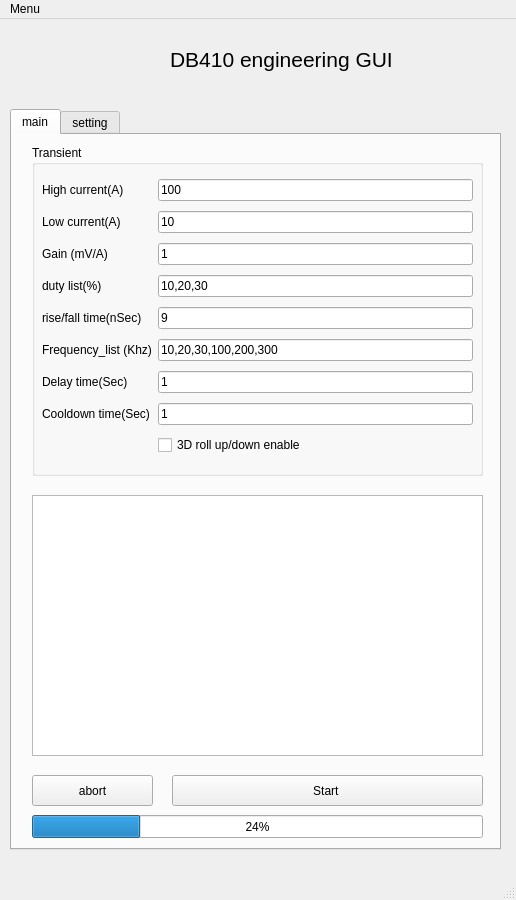
Before: the Qt Designer form PySide2_DB410_ui.ui in a9202507/ifx_gui_for_core_power_validation, drawn with Qt 5.
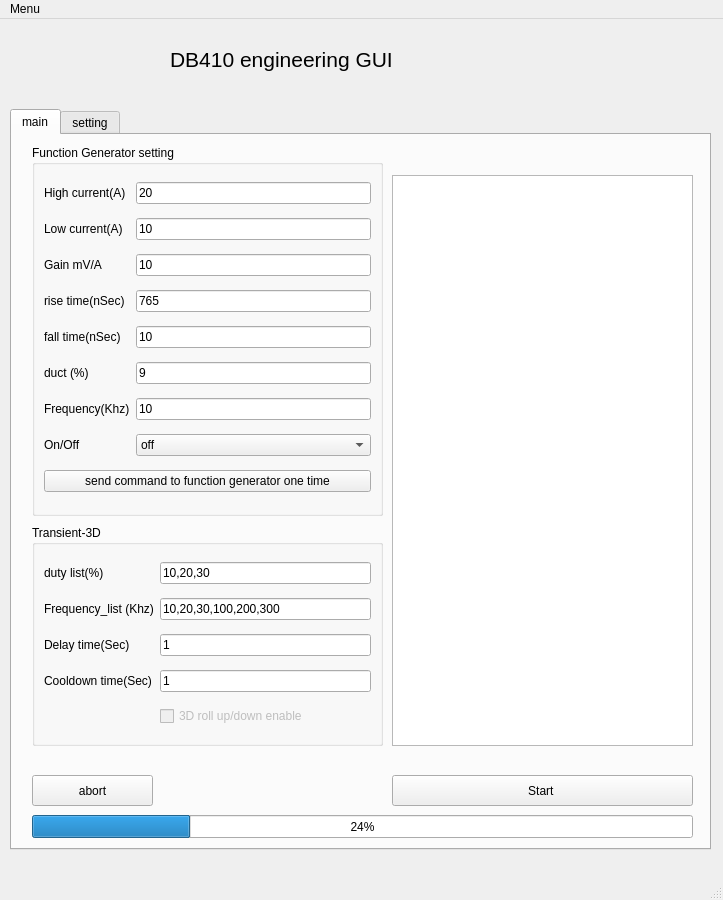
After: the same form once the commit is applied. Icons and pictures are not drawn.

Commit message: RC2 template

Diff of the .ui file:
```diff
--- a/PySide2_DB410_ui.ui
+++ b/PySide2_DB410_ui.ui
@@ -6,7 +6,7 @@
    <rect>
     <x>0</x>
     <y>0</y>
-    <width>516</width>
+    <width>723</width>
     <height>900</height>
    </rect>
   </property>
@@ -61,7 +61,7 @@
      <rect>
       <x>10</x>
       <y>90</y>
-      <width>491</width>
+      <width>701</width>
       <height>741</height>
      </rect>
     </property>
@@ -76,155 +76,82 @@
       <property name="geometry">
        <rect>
         <x>20</x>
-        <y>10</y>
-        <width>451</width>
-        <height>331</height>
+        <y>390</y>
+        <width>351</width>
+        <height>221</height>
        </rect>
       </property>
       <property name="title">
-       <string>Transient</string>
+       <string>Transient-3D</string>
       </property>
-      <widget class="QWidget" name="layoutWidget_4">
-       <property name="geometry">
-        <rect>
-         <x>10</x>
-         <y>30</y>
-         <width>431</width>
-         <height>293</height>
-        </rect>
-       </property>
-       <layout class="QGridLayout" name="gridLayout_7">
-        <item row="4" column="1">
-         <widget class="QLineEdit" name="lineEdit_14">
-          <property name="text">
-           <string>9</string>
-          </property>
-         </widget>
-        </item>
-        <item row="1" column="1">
-         <widget class="QLineEdit" name="lineEdit_3">
-          <property name="text">
-           <string>10</string>
-          </property>
-         </widget>
-        </item>
-        <item row="2" column="0">
-         <widget class="QLabel" name="label_12">
-          <property name="text">
-           <string>Gain (mV/A)</string>
-          </property>
-         </widget>
-        </item>
-        <item row="0" column="0">
-         <widget class="QLabel" name="label_20">
-          <property name="text">
-           <string>High current(A)</string>
-          </property>
-         </widget>
-        </item>
-        <item row="9" column="1">
-         <widget class="QCheckBox" name="checkBox_3">
-          <property name="text">
-           <string>3D roll up/down enable</string>
-          </property>
-         </widget>
-        </item>
-        <item row="2" column="1">
-         <widget class="QLineEdit" name="lineEdit_12">
-          <property name="text">
-           <string>1</string>
-          </property>
-         </widget>
-        </item>
-        <item row="3" column="0">
-         <widget class="QLabel" name="label_13">
-          <property name="text">
-           <string>duty list(%)</string>
-          </property>
-         </widget>
-        </item>
-        <item row="5" column="1">
-         <widget class="QLineEdit" name="lineEdit_15">
-          <property name="text">
-           <string>10,20,30,100,200,300</string>
-          </property>
-         </widget>
-        </item>
-        <item row="3" column="1">
-         <widget class="QLineEdit" name="lineEdit_13">
-          <property name="text">
-           <string>10,20,30</string>
-          </property>
-         </widget>
-        </item>
-        <item row="4" column="0">
-         <widget class="QLabel" name="label_14">
-          <property name="text">
-           <string>rise/fall time(nSec)</string>
-          </property>
-         </widget>
-        </item>
-        <item row="6" column="0">
-         <widget class="QLabel" name="label_16">
-          <property name="text">
-           <string>Delay time(Sec)</string>
-          </property>
-         </widget>
-        </item>
-        <item row="0" column="1">
-         <widget class="QLineEdit" name="lineEdit_18">
-          <property name="text">
-           <string>100</string>
-          </property>
-         </widget>
-        </item>
-        <item row="6" column="1">
-         <widget class="QLineEdit" name="lineEdit_21">
-          <property name="text">
-           <string>1</string>
-          </property>
-         </widget>
-        </item>
-        <item row="5" column="0">
-         <widget class="QLabel" name="label_15">
-          <property name="text">
-           <string>Frequency_list (Khz)</string>
-          </property>
-         </widget>
-        </item>
-        <item row="1" column="0">
-         <widget class="QLabel" name="label_3">
-          <property name="text">
-           <string>Low current(A)</string>
-          </property>
-         </widget>
-        </item>
-        <item row="7" column="0">
-         <widget class="QLabel" name="label_17">
-          <property name="text">
-           <string>Cooldown time(Sec)</string>
-          </property>
-         </widget>
-        </item>
-        <item row="7" column="1">
-         <widget class="QLineEdit" name="lineEdit_22">
-          <property name="text">
-           <string>1</string>
-          </property>
-         </widget>
-        </item>
-       </layout>
-      </widget>
-     </widget>
-     <widget class="QTextEdit" name="textEdit">
-      <property name="geometry">
-       <rect>
-        <x>20</x>
-        <y>360</y>
-        <width>451</width>
-        <height>261</height>
-       </rect>
-      </property>
+      <layout class="QGridLayout" name="gridLayout_3">
+       <item row="0" column="0">
+        <widget class="QLabel" name="label_13">
+         <property name="text">
+          <string>duty list(%)</string>
+         </property>
+        </widget>
+       </item>
+       <item row="0" column="1">
+        <widget class="QLineEdit" name="lineEdit_13">
+         <property name="text">
+          <string>10,20,30</string>
+         </property>
+        </widget>
+       </item>
+       <item row="1" column="0">
+        <widget class="QLabel" name="label_15">
+         <property name="text">
+          <string>Frequency_list (Khz)</string>
+         </property>
+        </widget>
+       </item>
+       <item row="1" column="1">
+        <widget class="QLineEdit" name="lineEdit_15">
+         <property name="text">
+          <string>10,20,30,100,200,300</string>
+         </property>
+        </widget>
+       </item>
+       <item row="2" column="0">
+        <widget class="QLabel" name="label_16">
+         <property name="text">
+          <string>Delay time(Sec)</string>
+         </property>
+        </widget>
+       </item>
+       <item row="2" column="1">
+        <widget class="QLineEdit" name="lineEdit_21">
+         <property name="text">
+          <string>1</string>
+         </property>
+        </widget>
+       </item>
+       <item row="3" column="0">
+        <widget class="QLabel" name="label_17">
+         <property name="text">
+          <string>Cooldown time(Sec)</string>
+         </property>
+        </widget>
+       </item>
+       <item row="3" column="1">
+        <widget class="QLineEdit" name="lineEdit_22">
+         <property name="text">
+          <string>1</string>
+         </property>
+        </widget>
+       </item>
+       <item row="4" column="1">
+        <widget class="QCheckBox" name="checkBox_3">
+         <property name="enabled">
+          <bool>false</bool>
+         </property>
+         <property name="text">
+          <string>3D roll up/down enable</string>
+         </property>
+        </widget>
+       </item>
+      </layout>
      </widget>
      <widget class="QPushButton" name="pushButton_4">
       <property name="enabled">
@@ -247,7 +174,7 @@
        <rect>
         <x>20</x>
         <y>680</y>
-        <width>451</width>
+        <width>661</width>
         <height>23</height>
        </rect>
       </property>
@@ -261,9 +188,9 @@
       </property>
       <property name="geometry">
        <rect>
-        <x>160</x>
+        <x>380</x>
         <y>640</y>
-        <width>311</width>
+        <width>301</width>
         <height>31</height>
        </rect>
       </property>
@@ -271,6 +198,160 @@
        <string>Start </string>
       </property>
      </widget>
+     <widget class="QGroupBox" name="groupBox">
+      <property name="geometry">
+       <rect>
+        <x>20</x>
+        <y>10</y>
+        <width>351</width>
+        <height>371</height>
+       </rect>
+      </property>
+      <property name="title">
+       <string>Function Generator setting</string>
+      </property>
+      <layout class="QGridLayout" name="gridLayout_4">
+       <item row="0" column="0">
+        <widget class="QLabel" name="label_18">
+         <property name="text">
+          <string>High current(A)</string>
+         </property>
+        </widget>
+       </item>
+       <item row="0" column="1">
+        <widget class="QLineEdit" name="lineEdit_16">
+         <property name="text">
+          <string>20</string>
+         </property>
+        </widget>
+       </item>
+       <item row="1" column="0">
+        <widget class="QLabel" name="label">
+         <property name="text">
+          <string>Low current(A)</string>
+         </property>
+        </widget>
+       </item>
+       <item row="1" column="1">
+        <widget class="QLineEdit" name="lineEdit">
+         <property name="text">
+          <string>10</string>
+         </property>
+        </widget>
+       </item>
+       <item row="2" column="0">
+        <widget class="QLabel" name="label_11">
+         <property name="text">
+          <string>Gain mV/A</string>
+         </property>
+        </widget>
+       </item>
+       <item row="2" column="1">
+        <widget class="QLineEdit" name="lineEdit_17">
+         <property name="text">
+          <string>10</string>
+         </property>
+        </widget>
+       </item>
+       <item row="3" column="0">
+        <widget class="QLabel" name="label_6">
+         <property name="text">
+          <string>rise time(nSec)</string>
+         </property>
+        </widget>
+       </item>
+       <item row="3" column="1">
+        <widget class="QLineEdit" name="lineEdit_6">
+         <property name="text">
+          <string>765</string>
+         </property>
+        </widget>
+       </item>
+       <item row="4" column="0">
+        <widget class="QLabel" name="label_4">
+         <property name="text">
+          <string>fall time(nSec)</string>
+         </property>
+        </widget>
+       </item>
+       <item row="4" column="1">
+        <widget class="QLineEdit" name="lineEdit_4">
+         <property name="text">
+          <string>10</string>
+         </property>
+        </widget>
+       </item>
+       <item row="5" column="0">
+        <widget class="QLabel" name="label_5">
+         <property name="text">
+          <string>duct (%)</string>
+         </property>
+        </widget>
+       </item>
+       <item row="5" column="1">
+        <widget class="QLineEdit" name="lineEdit_5">
+         <property name="text">
+          <string>9</string>
+         </property>
+        </widget>
+       </item>
+       <item row="6" column="0">
+        <widget class="QLabel" name="label_7">
+         <property name="text">
+          <string>Frequency(Khz)</string>
+         </property>
+        </widget>
+       </item>
+       <item row="6" column="1">
+        <widget class="QLineEdit" name="lineEdit_8">
+         <property name="text">
+          <string>10</string>
+         </property>
+        </widget>
+       </item>
+       <item row="7" column="0">
+        <widget class="QLabel" name="label_9">
+         <property name="text">
+          <string>On/Off</string>
+         </property>
+        </widget>
+       </item>
+       <item row="7" column="1">
+        <widget class="QComboBox" name="comboBox_3">
+         <item>
+          <property name="text">
+           <string>off</string>
+          </property>
+         </item>
+         <item>
+          <property name="text">
+           <string>on</string>
+          </property>
+         </item>
+        </widget>
+       </item>
+       <item row="8" column="0" colspan="2">
+        <widget class="QPushButton" name="pushButton_2">
+         <property name="enabled">
+          <bool>true</bool>
+         </property>
+         <property name="text">
+          <string>send command to function generator one time</string>
+         </property>
+        </widget>
+       </item>
+      </layout>
+     </widget>
+     <widget class="QTextEdit" name="textEdit">
+      <property name="geometry">
+       <rect>
+        <x>380</x>
+        <y>40</y>
+        <width>301</width>
+        <height>571</height>
+       </rect>
+      </property>
+     </widget>
     </widget>
     <widget class="QWidget" name="tab_2">
      <attribute name="title">
@@ -321,160 +402,6 @@
        </item>
       </layout>
      </widget>
-     <widget class="QGroupBox" name="groupBox">
-      <property name="geometry">
-       <rect>
-        <x>10</x>
-        <y>160</y>
-        <width>461</width>
-        <height>321</height>
-       </rect>
-      </property>
-      <property name="title">
-       <string>Function Generator</string>
-      </property>
-      <widget class="QWidget" name="layoutWidget_2">
-       <property name="geometry">
-        <rect>
-         <x>10</x>
-         <y>30</y>
-         <width>441</width>
-         <height>281</height>
-        </rect>
-       </property>
-       <layout class="QGridLayout" name="gridLayout_5">
-        <item row="6" column="0">
-         <widget class="QLabel" name="label_7">
-          <property name="text">
-           <string>Frequency(Khz)</string>
-          </property>
-         </widget>
-        </item>
-        <item row="5" column="1">
-         <widget class="QLineEdit" name="lineEdit_5">
-          <property name="text">
-           <string>9</string>
-          </property>
-         </widget>
-        </item>
-        <item row="3" column="1">
-         <widget class="QLineEdit" name="lineEdit_6">
-          <property name="text">
-           <string>765</string>
-          </property>
-         </widget>
-        </item>
-        <item row="3" column="0">
-         <widget class="QLabel" name="label_6">
-          <property name="text">
-           <string>rise time(nSec)</string>
-          </property>
-         </widget>
-        </item>
-        <item row="5" column="0">
-         <widget class="QLabel" name="label_5">
-          <property name="text">
-           <string>duct (%)</string>
-          </property>
-         </widget>
-        </item>
-        <item row="7" column="0">
-         <widget class="QLabel" name="label_9">
-          <property name="text">
-           <string>On/Off</string>
-          </property>
-         </widget>
-        </item>
-        <item row="1" column="1">
-         <widget class="QLineEdit" name="lineEdit">
-          <property name="text">
-           <string>10</string>
-          </property>
-         </widget>
-        </item>
-        <item row="7" column="1">
-         <widget class="QComboBox" name="comboBox_3">
-          <item>
-           <property name="text">
-            <string>off</string>
-           </property>
-          </item>
-          <item>
-           <property name="text">
-            <string>on</string>
-           </property>
-          </item>
-         </widget>
-        </item>
-        <item row="6" column="1">
-         <widget class="QLineEdit" name="lineEdit_8">
-          <property name="text">
-           <string>10</string>
-          </property>
-         </widget>
-        </item>
-        <item row="1" column="0">
-         <widget class="QLabel" name="label">
-          <property name="text">
-           <string>Low current(A)</string>
-          </property>
-         </widget>
-        </item>
-        <item row="0" column="1">
-         <widget class="QLineEdit" name="lineEdit_16">
-          <property name="text">
-           <string>20</string>
-          </property>
-         </widget>
-        </item>
-        <item row="4" column="1">
-         <widget class="QLineEdit" name="lineEdit_4">
-          <property name="text">
-           <string>10</string>
-          </property>
-         </widget>
-        </item>
-        <item row="9" column="0" colspan="2">
-         <widget class="QPushButton" name="pushButton_2">
-          <property name="enabled">
-           <bool>true</bool>
-          </property>
-          <property name="text">
-           <string>send command to function generator one time</string>
-          </property>
-         </widget>
-        </item>
-        <item row="0" column="0">
-         <widget class="QLabel" name="label_18">
-          <property name="text">
-           <string>High current(A)</string>
-          </property>
-         </widget>
-        </item>
-        <item row="4" column="0">
-         <widget class="QLabel" name="label_4">
-          <property name="text">
-           <string>fall time(nSec)</string>
-          </property>
-         </widget>
-        </item>
-        <item row="2" column="1">
-         <widget class="QLineEdit" name="lineEdit_17">
-          <property name="text">
-           <string>10</string>
-          </property>
-         </widget>
-        </item>
-        <item row="2" column="0">
-         <widget class="QLabel" name="label_11">
-          <property name="text">
-           <string>Gain mV/A</string>
-          </property>
-         </widget>
-        </item>
-       </layout>
-      </widget>
-     </widget>
      <widget class="QGroupBox" name="groupBox_4">
       <property name="geometry">
        <rect>
@@ -559,7 +486,7 @@
     <rect>
      <x>0</x>
      <y>0</y>
-     <width>516</width>
+     <width>723</width>
      <height>25</height>
     </rect>
    </property>
```
The commit also changes 2 other files.
